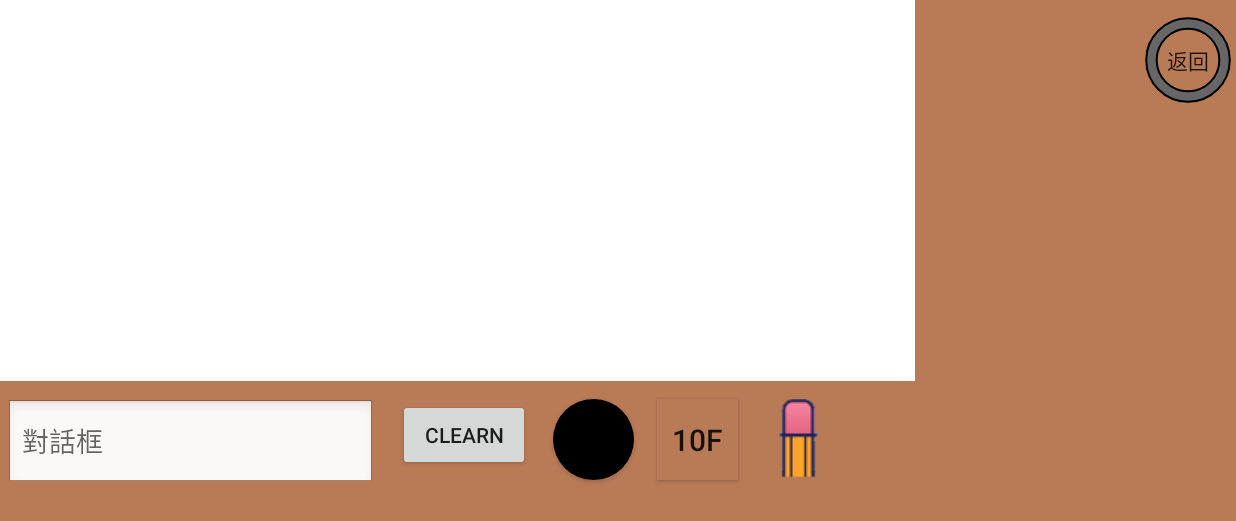
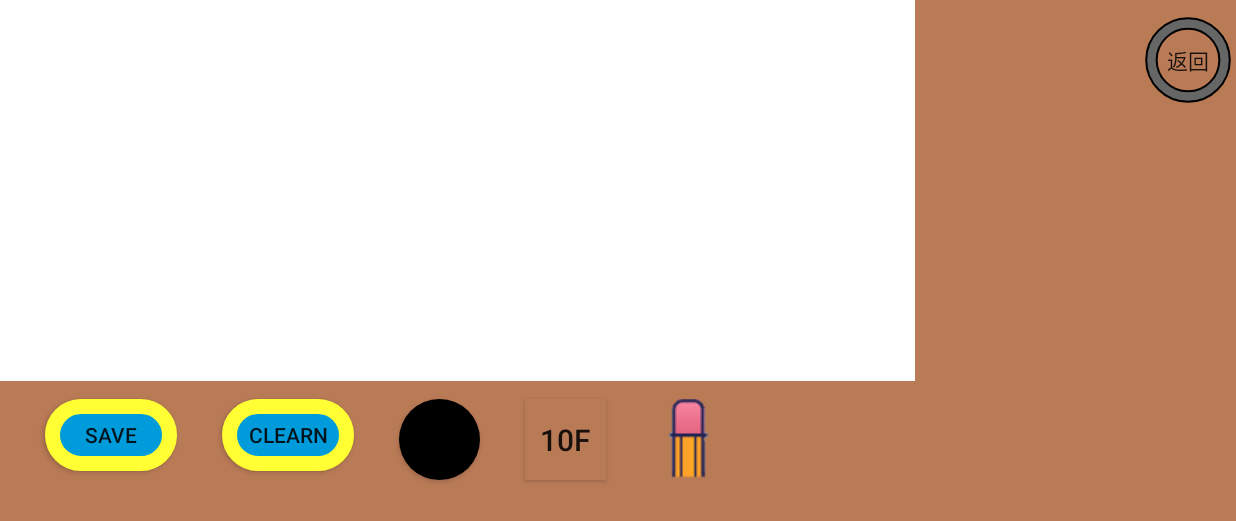
Before and after one commit to amy58328/Android-studio, an Android app: the connect screen opened directly, with no data from a screen before it, on a phone screen of 824 x 412 dp (held sideways). Shown: the top 521 px of the screen. Run offline under Robolectric (Android 15) with nearby library versions, the phone set to English and light mode, and no system bars.

Commit message:
Una 12/12 3

```diff
--- a/DrawandGuess/app/src/main/AndroidManifest.xml
+++ b/DrawandGuess/app/src/main/AndroidManifest.xml
@@ -1,6 +1,9 @@
 <?xml version="1.0" encoding="utf-8"?>
 <manifest xmlns:android="http://schemas.android.com/apk/res/android"
     package="com.example.drawandguess">
+
+    // bitmap 要求圖片存取權限
+    <uses-permission android:name="android.permission.WRITE_EXTERNAL_STORAGE" />
 
     <application
         android:allowBackup="true"
--- a/DrawandGuess/app/src/main/java/com/example/drawandguess/PaintBoard.kt
+++ b/DrawandGuess/app/src/main/java/com/example/drawandguess/PaintBoard.kt
@@ -81,4 +81,9 @@ class PaintBoard(context: Context, attrs: AttributeSet) : View(context, attrs) {
     {
         paint.setStrokeWidth(i.toFloat())
     }
+
+    @SuppressLint("WrongThread")
+    fun saveBitmap(stream: OutputStream) {
+        bitmap.compress(Bitmap.CompressFormat.JPEG, 100, stream)
+    }
 }
--- a/DrawandGuess/app/src/main/res/layout/connect.xml
+++ b/DrawandGuess/app/src/main/res/layout/connect.xml
@@ -12,8 +12,8 @@
         android:id="@+id/weight_button"
         android:layout_width="54dp"
         android:layout_height="54dp"
-        android:layout_marginStart="15dp"
-        android:layout_marginLeft="15dp"
+        android:layout_marginStart="30dp"
+        android:layout_marginLeft="30dp"
         android:layout_marginTop="12dp"
         android:onClick="click"
         android:background="#B97A56"
@@ -38,12 +38,13 @@
         android:id="@+id/clean_button"
         android:layout_width="wrap_content"
         android:layout_height="wrap_content"
-        android:layout_marginStart="15dp"
-        android:layout_marginLeft="15dp"
+        android:layout_marginStart="30dp"
+        android:layout_marginLeft="30dp"
         android:layout_marginTop="12dp"
+        android:background="@drawable/rectangle2"
         android:onClick="click"
         android:text="@string/clearn"
-        app:layout_constraintStart_toEndOf="@+id/Dialog_box"
+        app:layout_constraintStart_toEndOf="@+id/save_button"
         app:layout_constraintTop_toBottomOf="@+id/layout_paint_board"
         tools:ignore="MissingConstraints" />
 
@@ -51,8 +52,8 @@
         android:id="@+id/color_button"
         android:layout_width="54dp"
         android:layout_height="54dp"
-        android:layout_marginStart="15dp"
-        android:layout_marginLeft="15dp"
+        android:layout_marginStart="30dp"
+        android:layout_marginLeft="30dp"
         android:layout_marginTop="12dp"
         android:background="@drawable/black_circle_button"
         android:onClick="click"
@@ -73,25 +74,12 @@
         app:layout_constraintTop_toTopOf="parent"
         app:layout_constraintVertical_bias="0.0" />
 
-    <EditText
-        android:id="@+id/Dialog_box"
-        android:layout_width="246dp"
-        android:layout_height="60dp"
-        android:layout_marginStart="4dp"
-        android:layout_marginLeft="4dp"
-        android:layout_marginTop="12dp"
-        android:background="@android:drawable/edit_text"
-        android:hint="對話框"
-        android:inputType="text"
-        app:layout_constraintStart_toStartOf="parent"
-        app:layout_constraintTop_toBottomOf="@+id/layout_paint_board" />
-
     <ImageButton
         android:id="@+id/eraser_button"
         android:layout_width="54dp"
         android:layout_height="54dp"
-        android:layout_marginStart="15dp"
-        android:layout_marginLeft="15dp"
+        android:layout_marginStart="30dp"
+        android:layout_marginLeft="30dp"
         android:layout_marginTop="12dp"
         android:padding="0dp"
         android:onClick="click"
@@ -99,4 +87,18 @@
         app:layout_constraintTop_toBottomOf="@+id/layout_paint_board"
         app:srcCompat="@drawable/eraser" />
 
+    <Button
+        android:id="@+id/save_button"
+        android:layout_width="wrap_content"
+        android:layout_height="wrap_content"
+        android:layout_marginStart="30dp"
+        android:layout_marginLeft="30dp"
+        android:layout_marginTop="12dp"
+        android:background="@drawable/rectangle2"
+        android:onClick="click"
+        android:text="@string/save"
+        app:layout_constraintStart_toStartOf="parent"
+        app:layout_constraintTop_toBottomOf="@+id/layout_paint_board"
+        tools:ignore="MissingConstraints" />
+
 </androidx.constraintlayout.widget.ConstraintLayout>
--- a/DrawandGuess/app/src/main/res/values/strings.xml
+++ b/DrawandGuess/app/src/main/res/values/strings.xml
@@ -34,5 +34,6 @@
     <string name="color_yellow">yellow</string>
     <string name="confirm">confirm</string>
     <string name="title_activity_guess" />
+    <string name="save">save</string>
 
 </resources>
```
Also changed, not shown: DrawandGuess/app/src/main/java/com/example/drawandguess/connect.kt (+68 -10 lines), DrawandGuess/app/src/main/res/layout/connect_enter_title.xml (added, +11 -0 lines).
